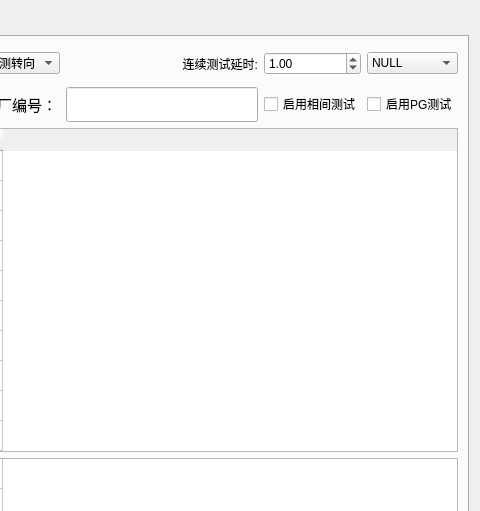
bloglink/aip-tester, file WinBack.ui: the form before one commit; both pictures show x 320 to 800 and y 0 to 511 of the 800 by 600 pixel window.
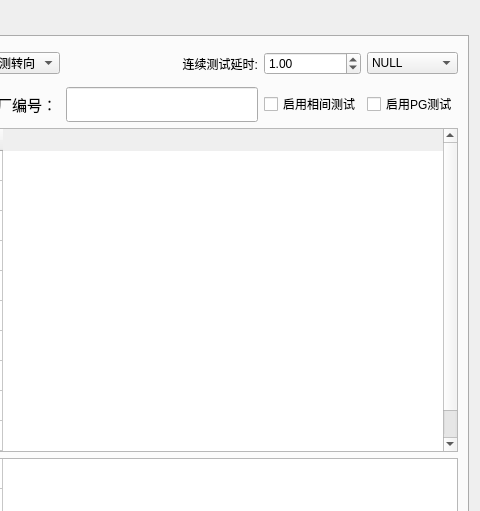
The form after the commit.

Commit message: 新增:加入功放版本查询

```diff
--- a/WinBack.ui
+++ b/WinBack.ui
@@ -269,6 +269,11 @@
            <string>新建行</string>
           </property>
          </row>
+         <row>
+          <property name="text">
+           <string>新建行</string>
+          </property>
+         </row>
          <column>
           <property name="text">
            <string>测试项目</string>
@@ -434,6 +439,21 @@
            <string>---</string>
           </property>
          </item>
+         <item row="10" column="0">
+          <property name="text">
+           <string>功放</string>
+          </property>
+         </item>
+         <item row="10" column="1">
+          <property name="text">
+           <string>N</string>
+          </property>
+         </item>
+         <item row="10" column="2">
+          <property name="text">
+           <string>---</string>
+          </property>
+         </item>
         </widget>
        </item>
        <item>
```
The commit also changes 5 other files.
